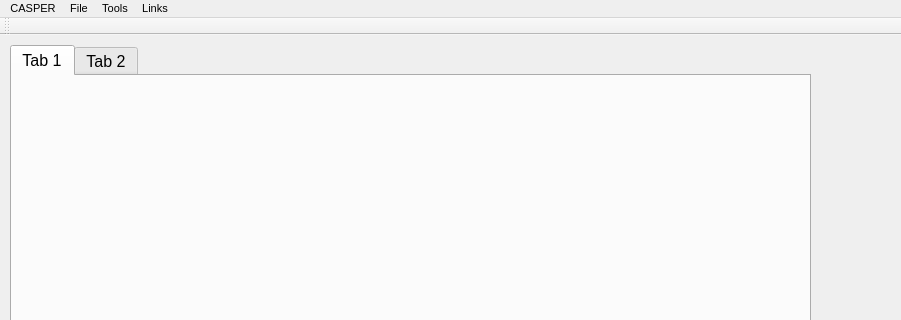
TrinhLab/CASPERapp, file src/ui/main_window.ui: the form before one commit; both pictures show x 0 to 901 and y 0 to 320 of the 901 by 788 pixel window.
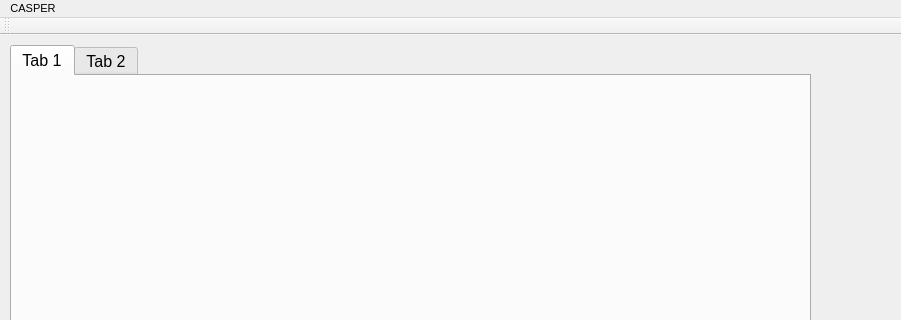
The form after the commit.

```diff
--- a/src/ui/main_window.ui
+++ b/src/ui/main_window.ui
@@ -71,7 +71,7 @@
      <x>0</x>
      <y>0</y>
      <width>901</width>
-     <height>37</height>
+     <height>24</height>
     </rect>
    </property>
    <property name="font">
@@ -83,28 +83,6 @@
      <bold>false</bold>
     </font>
    </property>
-   <widget class="QMenu" name="menuFile">
-    <property name="title">
-     <string>File</string>
-    </property>
-    <addaction name="actionExit"/>
-    <addaction name="actChangeDatabaseDirectory"/>
-   </widget>
-   <widget class="QMenu" name="menuTools">
-    <property name="title">
-     <string>Tools</string>
-    </property>
-    <addaction name="actOpenGenomeBrowser"/>
-   </widget>
-   <widget class="QMenu" name="menuLinks">
-    <property name="title">
-     <string>Links</string>
-    </property>
-    <addaction name="actGoToNCBI"/>
-    <addaction name="actionGoToNCBIBLAST"/>
-    <addaction name="separator"/>
-    <addaction name="actionGoToCASPERRepository"/>
-   </widget>
    <widget class="QMenu" name="menuCASPER">
     <property name="title">
      <string>CASPER</string>
@@ -112,9 +90,6 @@
     <addaction name="actionAbout_CASPER"/>
    </widget>
    <addaction name="menuCASPER"/>
-   <addaction name="menuFile"/>
-   <addaction name="menuTools"/>
-   <addaction name="menuLinks"/>
   </widget>
   <widget class="QToolBar" name="toolBar">
    <property name="windowTitle">
```
